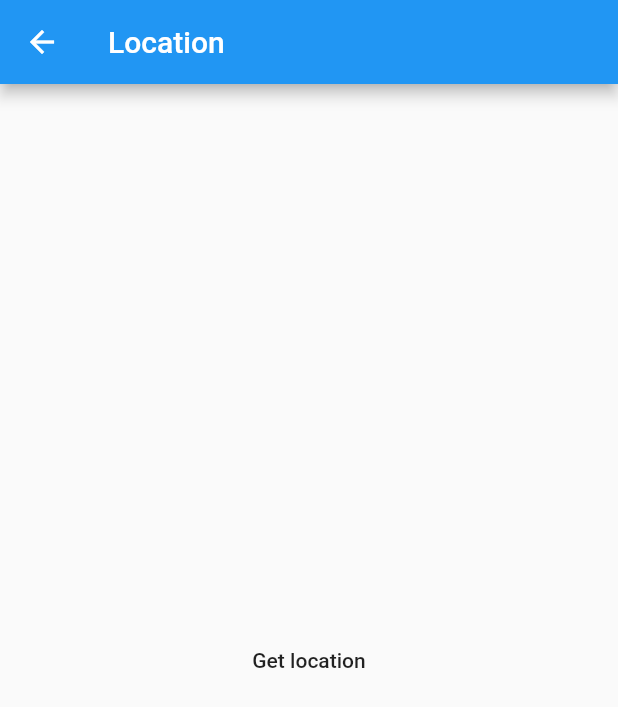
After one commit to tobiaditia/mapbox_flutter, a Flutter app: the FovouritePage screen opened directly, after a tap on "Get location", on a phone screen of 412 x 824 dp. The commit adds this screen. Shown: the top 707 px of the screen. Run offline on Flutter 3.47's test engine with Material 2 defaults, Android fonts, the light colour scheme and no system bars; our stand-ins replace expandable, flutter_map, geolocator, google_nav_bar, latlong2, shimmer; missing offline and left inert: animated_type_ahead_searchbar.

Commit message:
user location

```diff
--- /dev/null
+++ b/lib/pages/favourite_page.dart
@@ -0,0 +1,85 @@
+import 'package:flutter/material.dart';
+import 'package:geolocator/geolocator.dart';
+
+class FovouritePage extends StatefulWidget {
+  const FovouritePage({Key? key}) : super(key: key);
+
+  @override
+  _FovouritePageState createState() => _FovouritePageState();
+}
+
+class _FovouritePageState extends State<FovouritePage> {
+  Position? _currentPosition;
+
+  @override
+  Widget build(BuildContext context) {
+    @override
+    void initState() {
+      super.initState();
+    }
+
+    return Scaffold(
+      appBar: AppBar(
+        title: Text("Location"),
+      ),
+      body: Center(
+        child: Column(
+          mainAxisAlignment: MainAxisAlignment.center,
+          children: <Widget>[
+            if (_currentPosition != null)
+              Text(
+                  "LAT: ${_currentPosition!.latitude}, LNG: ${_currentPosition!.longitude}"),
+            FlatButton(
+              child: Text("Get location"),
+              onPressed: () {
+                print('hello');
+                _getCurrentLocation();
+              },
+            ),
+          ],
+        ),
+      ),
+    );
+  }
+
+
+    Future<Position> _determinePosition() async {
+      bool serviceEnabled;
+      LocationPermission permission;
+
+      serviceEnabled = await Geolocator.isLocationServiceEnabled();
+      if (!serviceEnabled) {
+        return Future.error('Location services are disabled.');
+      }
+
+      permission = await Geolocator.checkPermission();
+      if (permission == LocationPermission.denied) {
+        permission = await Geolocator.requestPermission();
+        if (permission == LocationPermission.denied) {
+          return Future.error('Location permissions are denied');
+        }
+      }
+
+      if (permission == LocationPermission.deniedForever) {
+        return Future.error(
+            'Location permissions are permanently denied, we cannot request permissions.');
+      }
+
+      return await Geolocator.getCurrentPosition();
+    }
+
+
+  _getCurrentLocation() {
+    _determinePosition();
+    Geolocator.getCurrentPosition(
+            desiredAccuracy: LocationAccuracy.best,
+            forceAndroidLocationManager: true)
+        .then((Position position) {
+      setState(() {
+        _currentPosition = position;
+      });
+    }).catchError((e) {
+      print(e);
+    });
+  }
+}
--- a/lib/pages/main_page.dart
+++ b/lib/pages/main_page.dart
@@ -2,6 +2,7 @@ import 'package:flutter/material.dart';
 import 'package:google_nav_bar/google_nav_bar.dart';
 import 'package:mapbox_flutter/pages/home_page.dart';
 import 'package:mapbox_flutter/pages/profile_page.dart';
+import 'package:mapbox_flutter/pages/favourite_page.dart';
 
 class MainPage extends StatefulWidget {
   const MainPage({Key? key}) : super(key: key);
@@ -17,10 +18,7 @@ class _MainPageState extends State<MainPage> {
 
   static const List<Widget> _widgetOptions = <Widget>[
     HomePage(),
-    Text(
-      'Favourite',
-      style: optionStyle,
-    ),
+    FovouritePage(),
     Text(
       'Add',
       style: optionStyle,
--- a/pubspec.yaml
+++ b/pubspec.yaml
@@ -36,17 +36,20 @@ dependencies:
   flutter:
     sdk: flutter
   flutter_map: ^0.14.0
+  geocoding: ^2.0.2
+  geolocator: ^8.0.4
   google_fonts: ^2.2.0
   google_nav_bar: ^5.0.5
   google_sign_in: ^5.2.3
   http: ^0.13.4
   intl: ^0.17.0
   latlong2: ^0.8.1
+  location: ^4.3.0
   shimmer: ^2.0.0
 
 dev_dependencies:
+  flutter_launcher_icons: "^0.9.2"
   flutter_lints: ^1.0.0
-  flutter_launcher_icons: "^0.9.2"
   flutter_test:
     sdk: flutter
 
```
Also changed, not shown: lib/widgets/map_widgets.dart (+52 -20 lines), pubspec.lock, 2 other files.
